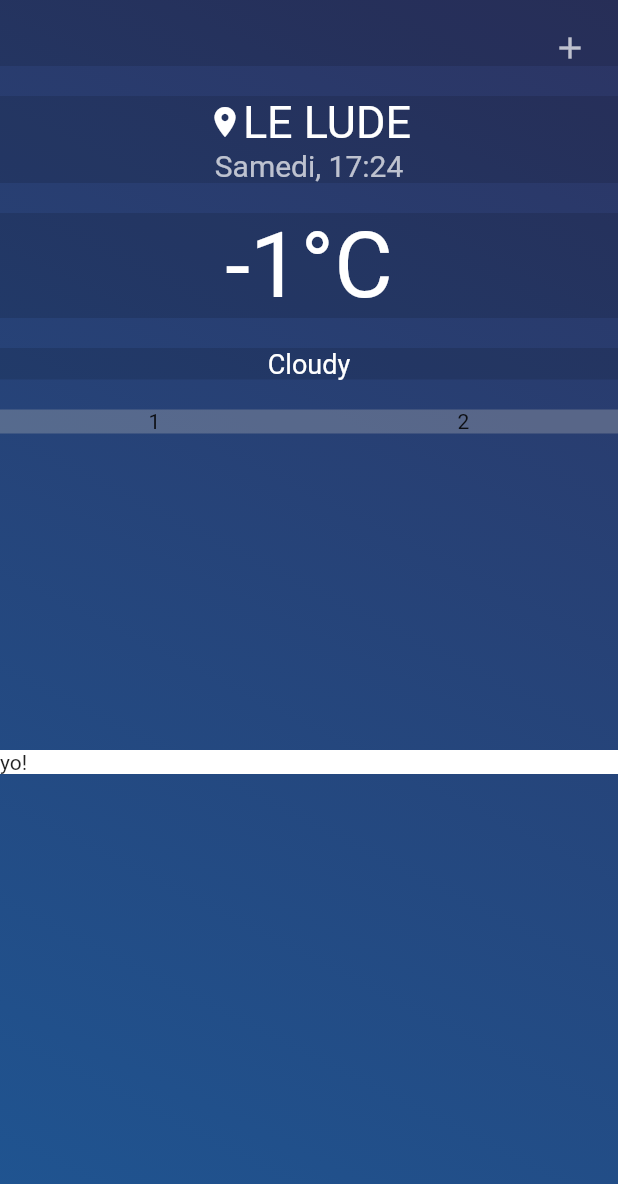
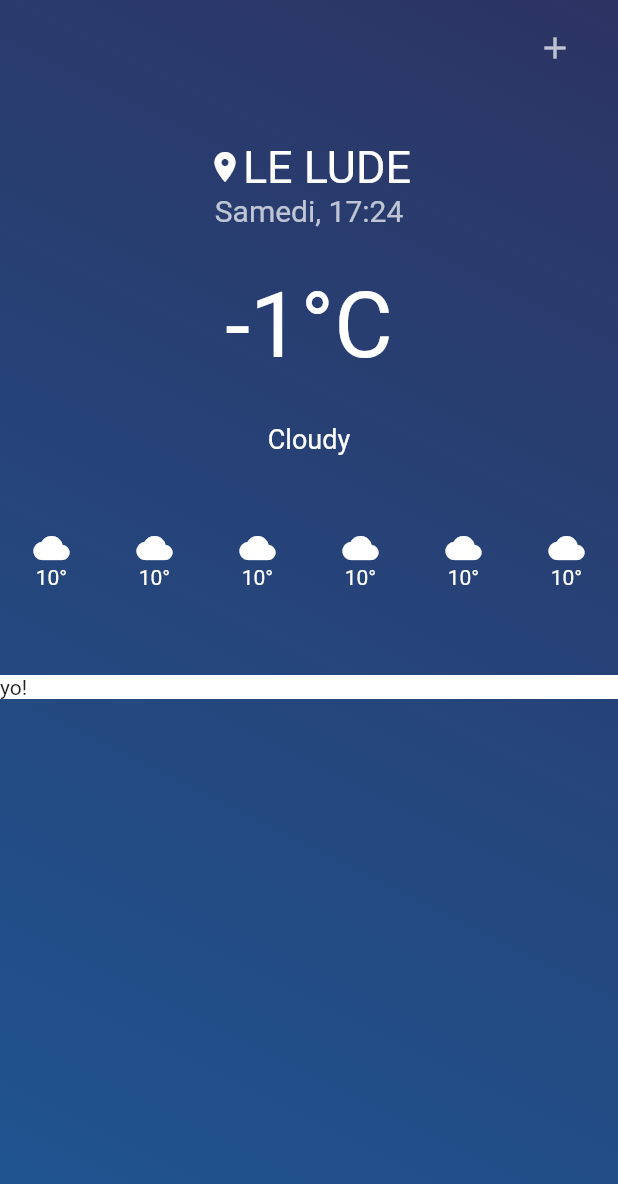
Before and after one commit to clemenceroumy/weather_app, a Flutter app: the screen it shows after launch, on a phone screen of 412 x 824 dp. Shown: the top 1184 px of the screen. Run offline on Flutter 3.47's test engine with Material 2 defaults, Android fonts, the phone set to English and light mode, and no system bars.

Commit message:
V1 Header Row structure

```diff
--- a/lib/views/home.dart
+++ b/lib/views/home.dart
@@ -9,6 +9,31 @@ class Home extends StatefulWidget {
 }
 
 class _HomeState extends State<Home> {
+  /** Generate the 6 columns for the week prevision*/
+  List<Expanded> generateColumn() {
+    List<Expanded> listColumn = new List<Expanded>();
+
+    for (var i = 1; i < 7; i++) {
+      listColumn.add(Expanded(
+        child: Container(
+          child: Column(
+            children: <Widget>[
+              Icon(
+                Icons.cloud,
+                color: Colors.white,
+              ),
+              Text(
+                '10°',
+                style: TextStyle(color: Colors.white),
+              )
+            ],
+          ),
+        ),
+      ));
+    }
+    return listColumn;
+  }
+
   @override
   Widget build(BuildContext context) {
     return Scaffold(
@@ -19,15 +44,14 @@ class _HomeState extends State<Home> {
               children: <Widget>[
                 //Big screen row
                 Container(
-                  height: 500,
+                  height: 450,
                   child: Column(
                     mainAxisAlignment: MainAxisAlignment.start,
                     crossAxisAlignment: CrossAxisAlignment.center,
                     children: <Widget>[
                       //ROW BUTTONS
                       Container(
-                        color: Colors.black12,
-                        padding: EdgeInsets.fromLTRB(0, 20, 20, 0),
+                        padding: EdgeInsets.fromLTRB(0, 20, 30, 0),
                         child: Row(
                           mainAxisAlignment: MainAxisAlignment.end,
                           children: <Widget>[
@@ -41,8 +65,7 @@ class _HomeState extends State<Home> {
 
                       //ROW CITY/HOURS
                       Container(
-                        color: Colors.black12,
-                        margin: EdgeInsets.only(top: 20.0),
+                        margin: EdgeInsets.only(top: 50.0),
                         child: Row(
                           mainAxisAlignment: MainAxisAlignment.spaceAround,
                           children: <Widget>[
@@ -70,8 +93,7 @@ class _HomeState extends State<Home> {
 
                       //ROW DEGREE
                       Container(
-                        color: Colors.black12,
-                        margin: EdgeInsets.only(top: 20.0),
+                        margin: EdgeInsets.only(top: 30.0),
                         child: Row(
                           mainAxisAlignment: MainAxisAlignment.spaceAround,
                           children: <Widget>[
@@ -84,8 +106,7 @@ class _HomeState extends State<Home> {
 
                       //ROW WEATHER STATUS
                       Container(
-                        color: Colors.black12,
-                        margin: EdgeInsets.only(top: 20.0),
+                        margin: EdgeInsets.only(top: 30.0),
                         child: Row(
                           mainAxisAlignment: MainAxisAlignment.spaceAround,
                           children: <Widget>[
@@ -96,30 +117,12 @@ class _HomeState extends State<Home> {
                         ),
                       ),
 
-                      //ROW ALL DAY
+                      //ROW WEEK PREVISIONS
                       Container(
-                        color: Colors.black12,
-                        margin: EdgeInsets.only(top: 20.0),
+                        margin: EdgeInsets.only(top: 50.0),
                         child: Row(
                           mainAxisAlignment: MainAxisAlignment.start,
-                          children: <Widget>[
-                            Expanded(
-                              child: Container(
-                                color: Colors.white24,
-                                child: Column(
-                                  children: <Widget>[Text('1')],
-                                ),
-                              ),
-                            ),
-                            Expanded(
-                              child: Container(
-                                color: Colors.white24,
-                                child: Column(
-                                  children: <Widget>[Text('2')],
-                                ),
-                              ),
-                            )
-                          ],
+                          children: this.generateColumn(),
                         ),
                       )
                     ],
```
